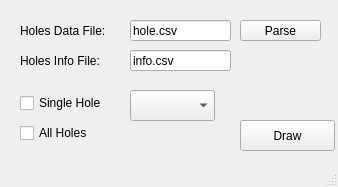
The window that mainwindow.ui (atul516/RM) describes before a commit, drawn with Qt 5.
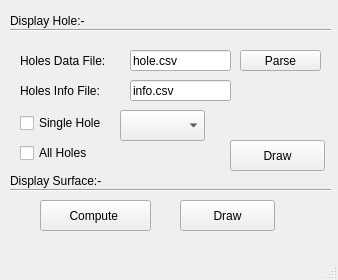
The same window after the commit.

Commit message: Surface plot support under progress... part-1

```diff
--- a/mainwindow.ui
+++ b/mainwindow.ui
@@ -7,19 +7,25 @@
     <x>0</x>
     <y>0</y>
     <width>338</width>
-    <height>187</height>
+    <height>280</height>
    </rect>
   </property>
+  <property name="sizePolicy">
+   <sizepolicy hsizetype="Preferred" vsizetype="Preferred">
+    <horstretch>0</horstretch>
+    <verstretch>0</verstretch>
+   </sizepolicy>
+  </property>
   <property name="minimumSize">
    <size>
     <width>338</width>
-    <height>187</height>
+    <height>280</height>
    </size>
   </property>
   <property name="maximumSize">
    <size>
     <width>338</width>
-    <height>187</height>
+    <height>280</height>
    </size>
   </property>
   <property name="windowTitle">
@@ -30,7 +36,7 @@
     <property name="geometry">
      <rect>
       <x>20</x>
-      <y>20</y>
+      <y>50</y>
       <width>111</width>
       <height>21</height>
      </rect>
@@ -43,7 +49,7 @@
     <property name="geometry">
      <rect>
       <x>130</x>
-      <y>20</y>
+      <y>50</y>
       <width>101</width>
       <height>21</height>
      </rect>
@@ -55,8 +61,8 @@
    <widget class="QComboBox" name="comboBox">
     <property name="geometry">
      <rect>
-      <x>130</x>
-      <y>90</y>
+      <x>120</x>
+      <y>110</y>
       <width>85</width>
       <height>31</height>
      </rect>
@@ -66,7 +72,7 @@
     <property name="geometry">
      <rect>
       <x>20</x>
-      <y>90</y>
+      <y>110</y>
       <width>101</width>
       <height>26</height>
      </rect>
@@ -79,7 +85,7 @@
     <property name="geometry">
      <rect>
       <x>20</x>
-      <y>120</y>
+      <y>140</y>
       <width>93</width>
       <height>26</height>
      </rect>
@@ -92,7 +98,7 @@
     <property name="geometry">
      <rect>
       <x>240</x>
-      <y>20</y>
+      <y>50</y>
       <width>81</width>
       <height>21</height>
      </rect>
@@ -104,8 +110,8 @@
    <widget class="QPushButton" name="pushButton_2">
     <property name="geometry">
      <rect>
-      <x>240</x>
-      <y>120</y>
+      <x>230</x>
+      <y>140</y>
       <width>95</width>
       <height>31</height>
      </rect>
@@ -118,7 +124,7 @@
     <property name="geometry">
      <rect>
       <x>20</x>
-      <y>50</y>
+      <y>80</y>
       <width>111</width>
       <height>21</height>
      </rect>
@@ -131,7 +137,7 @@
     <property name="geometry">
      <rect>
       <x>130</x>
-      <y>50</y>
+      <y>80</y>
       <width>101</width>
       <height>21</height>
      </rect>
@@ -140,6 +146,84 @@
      <string>info.csv</string>
     </property>
    </widget>
+   <widget class="QLabel" name="label_3">
+    <property name="geometry">
+     <rect>
+      <x>10</x>
+      <y>10</y>
+      <width>91</width>
+      <height>21</height>
+     </rect>
+    </property>
+    <property name="text">
+     <string>Display Hole:-</string>
+    </property>
+   </widget>
+   <widget class="Line" name="line">
+    <property name="geometry">
+     <rect>
+      <x>10</x>
+      <y>15</y>
+      <width>321</width>
+      <height>31</height>
+     </rect>
+    </property>
+    <property name="orientation">
+     <enum>Qt::Horizontal</enum>
+    </property>
+   </widget>
+   <widget class="Line" name="line_2">
+    <property name="geometry">
+     <rect>
+      <x>10</x>
+      <y>175</y>
+      <width>321</width>
+      <height>31</height>
+     </rect>
+    </property>
+    <property name="orientation">
+     <enum>Qt::Horizontal</enum>
+    </property>
+   </widget>
+   <widget class="QLabel" name="label_4">
+    <property name="geometry">
+     <rect>
+      <x>10</x>
+      <y>170</y>
+      <width>111</width>
+      <height>21</height>
+     </rect>
+    </property>
+    <property name="text">
+     <string>Display Surface:-</string>
+    </property>
+   </widget>
+   <widget class="QPushButton" name="pushButton_3">
+    <property name="geometry">
+     <rect>
+      <x>40</x>
+      <y>200</y>
+      <width>111</width>
+      <height>31</height>
+     </rect>
+    </property>
+    <property name="text">
+     <string>Compute </string>
+    </property>
+   </widget>
+   <widget class="QPushButton" name="pushButton_4">
+    <property name="geometry">
+     <rect>
+      <x>180</x>
+      <y>200</y>
+      <width>95</width>
+      <height>31</height>
+     </rect>
+    </property>
+    <property name="text">
+     <string>Draw</string>
+    </property>
+   </widget>
   </widget>
   <widget class="QStatusBar" name="statusbar"/>
  </widget>
```
The commit also changes 22 other files.
